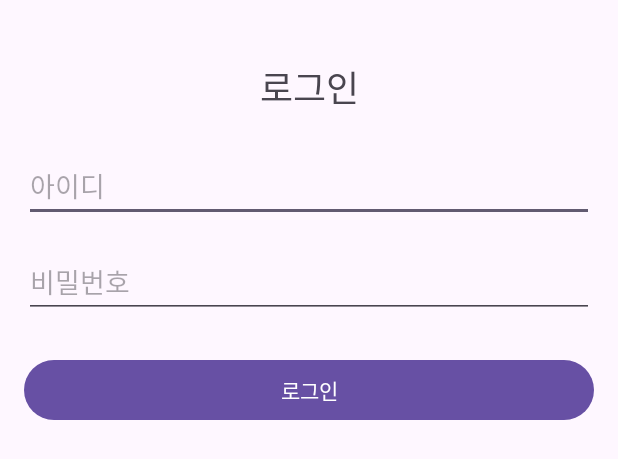
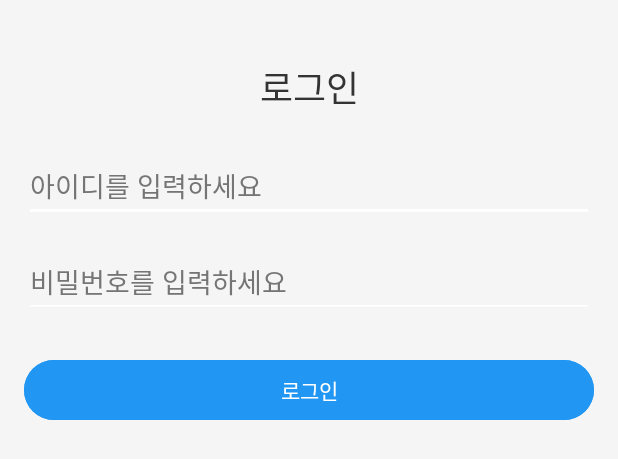
Before and after one commit to JaeYoung290/BCSD_Assignment, an Android app: the layout constraint.xml on its own in the app's theme, with its tools: preview values and no code run, on a phone screen of 412 x 824 dp. Shown: the top 459 px of the screen. Run offline under Robolectric (Android 15) with nearby library versions, the phone set to English and light mode, and no system bars.

Commit message:
3차 실습

```diff
--- a/assignment_week_4/app/build.gradle.kts
+++ b/assignment_week_4/app/build.gradle.kts
@@ -5,7 +5,7 @@ plugins {
 
 android {
     namespace = "com.example.assignment_week_02"
-    compileSdk = 34
+    compileSdk = 35
 
     defaultConfig {
         applicationId = "com.example.assignment_week_02"
--- a/assignment_week_4/app/src/main/java/com/example/assignment_week_02/MainActivity.kt
+++ b/assignment_week_4/app/src/main/java/com/example/assignment_week_02/MainActivity.kt
@@ -10,7 +10,7 @@ class MainActivity : AppCompatActivity() {
     override fun onCreate(savedInstanceState: Bundle?) {
         super.onCreate(savedInstanceState)
         enableEdgeToEdge()
-        setContentView(R.layout.activity_main)
+        setContentView(R.layout.constraint)
         ViewCompat.setOnApplyWindowInsetsListener(findViewById(R.id.main)) { v, insets ->
             val systemBars = insets.getInsets(WindowInsetsCompat.Type.systemBars())
             v.setPadding(systemBars.left, systemBars.top, systemBars.right, systemBars.bottom)
--- /dev/null
+++ b/assignment_week_4/app/src/main/res/layout-land/constraint.xml
@@ -0,0 +1,65 @@
+<?xml version="1.0" encoding="utf-8"?>
+<androidx.constraintlayout.widget.ConstraintLayout
+    xmlns:android="http://schemas.android.com/apk/res/android"
+    xmlns:app="http://schemas.android.com/apk/res-auto"
+    android:id="@+id/main"
+    android:layout_width="match_parent"
+    android:layout_height="match_parent"
+    android:padding="32dp"
+    android:background="?android:attr/windowBackground">
+
+
+    <TextView
+        android:id="@+id/login_title"
+        android:layout_width="wrap_content"
+        android:layout_height="wrap_content"
+        android:text="@string/login_title"
+        style="@style/TEXT"
+        android:textSize="24sp"
+        app:layout_constraintTop_toTopOf="parent"
+        app:layout_constraintStart_toStartOf="parent"
+        app:layout_constraintEnd_toEndOf="parent"
+        android:layout_marginTop="24dp"/>
+
+
+    <EditText
+        style="@style/EditTextStyle"
+        android:id="@+id/user_id"
+        android:layout_width="0dp"
+        android:layout_height="wrap_content"
+        android:hint="@string/hint_user_id"
+        android:inputType="text"
+        android:importantForAutofill="no"
+        app:layout_constraintTop_toBottomOf="@id/login_title"
+        app:layout_constraintStart_toStartOf="parent"
+        app:layout_constraintEnd_toEndOf="parent"
+        android:layout_marginTop="24dp"/>
+
+
+    <EditText
+        style="@style/EditTextStyle"
+        android:id="@+id/user_password"
+        android:layout_width="0dp"
+        android:layout_height="wrap_content"
+        android:hint="@string/hint_user_password"
+        android:inputType="textPassword"
+        android:importantForAutofill="no"
+        app:layout_constraintTop_toBottomOf="@id/user_id"
+        app:layout_constraintStart_toStartOf="parent"
+        app:layout_constraintEnd_toEndOf="parent"
+        android:layout_marginTop="16dp"/>
+
+
+    <Button
+        style="@style/loginButton"
+        android:id="@+id/btn_login"
+        android:layout_width="0dp"
+        android:layout_height="wrap_content"
+        android:text="@string/btn_login"
+        app:layout_constraintTop_toBottomOf="@id/user_password"
+        app:layout_constraintStart_toStartOf="parent"
+        app:layout_constraintEnd_toEndOf="parent"
+        android:layout_marginTop="24dp"/>
+
+
+</androidx.constraintlayout.widget.ConstraintLayout>
--- a/assignment_week_4/app/src/main/res/layout/activity_main.xml
+++ b/assignment_week_4/app/src/main/res/layout/activity_main.xml
@@ -16,5 +16,4 @@
         app:layout_constraintStart_toStartOf="parent"
         app:layout_constraintTop_toTopOf="parent" />
 
-
 </androidx.constraintlayout.widget.ConstraintLayout>
--- a/assignment_week_4/app/src/main/res/layout/activity_login_constraint.xml
+++ b/assignment_week_4/app/src/main/res/layout/constraint.xml
@@ -2,16 +2,19 @@
 <androidx.constraintlayout.widget.ConstraintLayout
     xmlns:android="http://schemas.android.com/apk/res/android"
     xmlns:app="http://schemas.android.com/apk/res-auto"
+    android:id="@+id/main"
     android:layout_width="match_parent"
     android:layout_height="match_parent"
-    android:padding="16dp">
+    android:padding="16dp"
+    android:background="?android:attr/windowBackground">
 
 
     <TextView
         android:id="@+id/login_title"
         android:layout_width="wrap_content"
         android:layout_height="wrap_content"
-        android:text="로그인"
+        android:text="@string/login_title"
+        style="@style/TEXT"
         android:textSize="24sp"
         app:layout_constraintTop_toTopOf="parent"
         app:layout_constraintStart_toStartOf="parent"
@@ -20,10 +23,11 @@
 
 
     <EditText
+        style="@style/EditTextStyle"
         android:id="@+id/user_id"
         android:layout_width="0dp"
         android:layout_height="wrap_content"
-        android:hint="아이디"
+        android:hint="@string/hint_user_id"
         android:inputType="text"
         android:importantForAutofill="no"
         app:layout_constraintTop_toBottomOf="@id/login_title"
@@ -33,10 +37,11 @@
 
 
     <EditText
+        style="@style/EditTextStyle"
         android:id="@+id/user_password"
         android:layout_width="0dp"
         android:layout_height="wrap_content"
-        android:hint="비밀번호"
+        android:hint="@string/hint_user_password"
         android:inputType="textPassword"
         android:importantForAutofill="no"
         app:layout_constraintTop_toBottomOf="@id/user_id"
@@ -46,10 +51,11 @@
 
 
     <Button
+        style="@style/loginButton"
         android:id="@+id/btn_login"
         android:layout_width="0dp"
         android:layout_height="wrap_content"
-        android:text="로그인"
+        android:text="@string/btn_login"
         app:layout_constraintTop_toBottomOf="@id/user_password"
         app:layout_constraintStart_toStartOf="parent"
         app:layout_constraintEnd_toEndOf="parent"
--- a/assignment_week_4/app/src/main/res/values-night/themes.xml
+++ b/assignment_week_4/app/src/main/res/values-night/themes.xml
@@ -1,7 +1,25 @@
-<resources xmlns:tools="http://schemas.android.com/tools">
-    <!-- Base application theme. -->
+<resources>
     <style name="Base.Theme.Assignment_week_02" parent="Theme.Material3.DayNight.NoActionBar">
-        <!-- Customize your dark theme here. -->
-        <!-- <item name="colorPrimary">@color/my_dark_primary</item> -->
+        <item name="android:windowBackground">@color/dark_background</item>
+        <item name="android:textColor">@color/dark_text_color</item>
+    </style>
+
+    <style name="Theme.Assignment_week_02" parent="Base.Theme.Assignment_week_02" />
+
+    <!-- TextView 색상 -->
+    <style name="TEXT">
+        <item name="android:textColor">@color/dark_text_color</item>
+    </style>
+
+    <!-- EditText 색상 -->
+    <style name="EditTextStyle">
+        <item name="android:backgroundTint">@color/dark_edit_text_background</item>
+        <item name="android:textColorHint">@color/dark_hint_text_color</item>
+    </style>
+
+    <!-- Button 색상 -->
+    <style name="loginButton">
+        <item name="android:backgroundTint">@color/dark_button_background</item>
+        <item name="android:textColor">@color/dark_button_text_color</item>
     </style>
 </resources>
--- a/assignment_week_4/app/src/main/res/values/colors.xml
+++ b/assignment_week_4/app/src/main/res/values/colors.xml
@@ -1,5 +1,17 @@
-<?xml version="1.0" encoding="utf-8"?>
 <resources>
-    <color name="black">#FF000000</color>
-    <color name="white">#FFFFFFFF</color>
+    <!-- 라이트 모드 색상 -->
+    <color name="light_background">#F5F5F5</color>
+    <color name="light_text_color">#333333</color>
+    <color name="light_edit_text_background">#FFFFFF</color>
+    <color name="light_hint_text_color">#757575</color>
+    <color name="light_button_background">#2196F3</color>
+    <color name="light_button_text_color">#FFFFFF</color>
+
+    <!-- 다크 모드 색상 -->
+    <color name="dark_background">#121212</color>
+    <color name="dark_text_color">#E0E0E0</color>
+    <color name="dark_edit_text_background">#1E1E1E</color>
+    <color name="dark_hint_text_color">#BDBDBD</color>
+    <color name="dark_button_background">#2196F3</color>
+    <color name="dark_button_text_color">#FFFFFF</color>
 </resources>
--- a/assignment_week_4/app/src/main/res/values/strings.xml
+++ b/assignment_week_4/app/src/main/res/values/strings.xml
@@ -1,3 +1,7 @@
 <resources>
     <string name="app_name">assignment_week_02</string>
+    <string name="login_title">로그인</string>
+    <string name="hint_user_id">아이디를 입력하세요</string>
+    <string name="hint_user_password">비밀번호를 입력하세요</string>
+    <string name="btn_login">로그인</string>
 </resources>
--- a/assignment_week_4/app/src/main/res/values/themes.xml
+++ b/assignment_week_4/app/src/main/res/values/themes.xml
@@ -1,9 +1,25 @@
-<resources xmlns:tools="http://schemas.android.com/tools">
-    <!-- Base application theme. -->
+<resources>
     <style name="Base.Theme.Assignment_week_02" parent="Theme.Material3.DayNight.NoActionBar">
-        <!-- Customize your light theme here. -->
-        <!-- <item name="colorPrimary">@color/my_light_primary</item> -->
+        <item name="android:windowBackground">@color/light_background</item>
+        <item name="android:textColor">@color/light_text_color</item>
     </style>
 
     <style name="Theme.Assignment_week_02" parent="Base.Theme.Assignment_week_02" />
+
+    <!-- TextView 색상 -->
+    <style name="TEXT">
+        <item name="android:textColor">@color/light_text_color</item>
+    </style>
+
+    <!-- EditText 색상 -->
+    <style name="EditTextStyle">
+        <item name="android:backgroundTint">@color/light_edit_text_background</item>
+        <item name="android:textColorHint">@color/light_hint_text_color</item>
+    </style>
+
+    <!-- Button 색상 -->
+    <style name="loginButton">
+        <item name="android:backgroundTint">@color/light_button_background</item>
+        <item name="android:textColor">@color/light_button_text_color</item>
+    </style>
 </resources>
```
Also changed, not shown: 1 other file.
